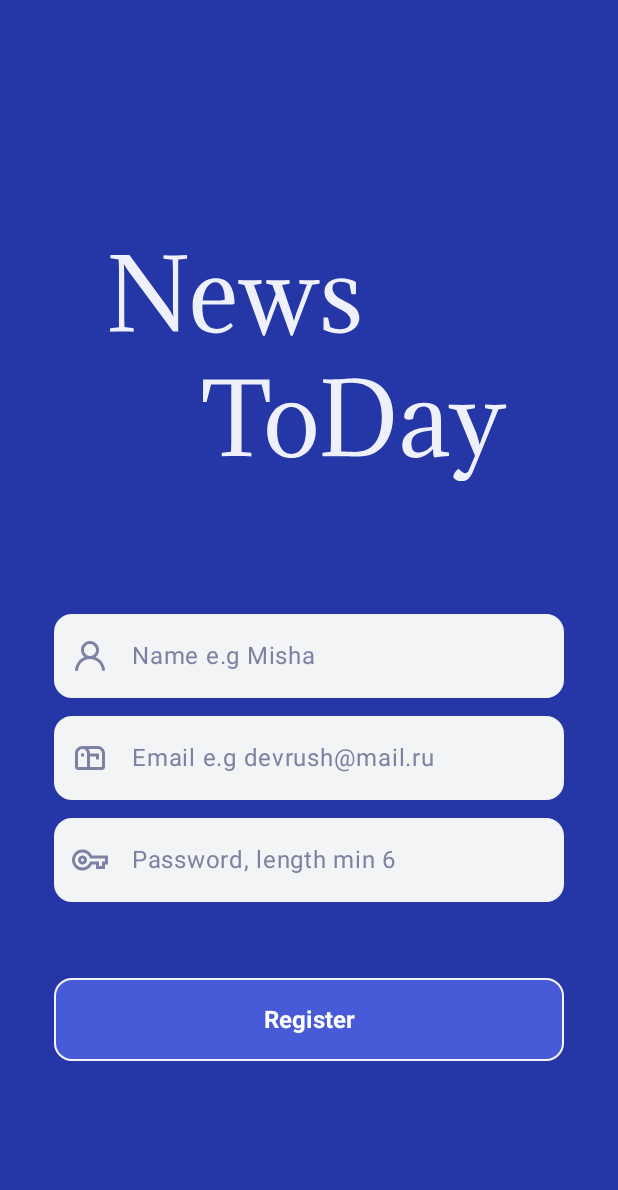
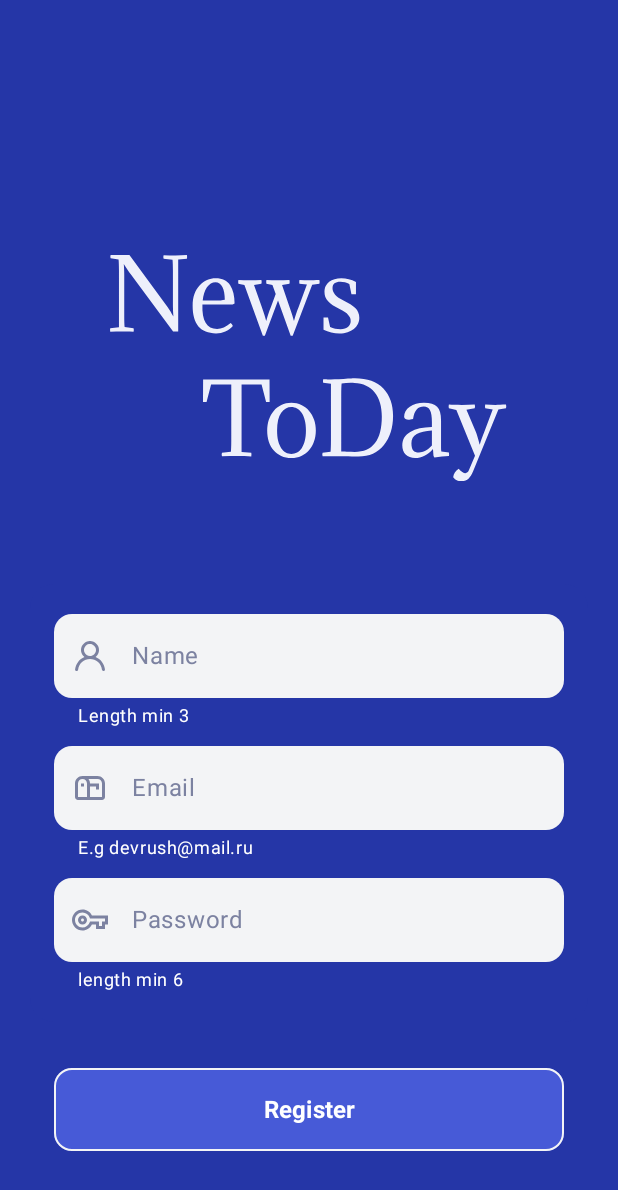
Before and after one commit to MichaelPNZ/NewsToDay, an Android app built with Jetpack Compose: the screen it shows after launch (MainActivity), after a tap on "Create here", on a phone screen of 412 x 824 dp. Shown: the top 1190 px of the screen. Run offline under Robolectric (Android 15) with nearby library versions, the phone set to English and light mode, and no system bars; our stand-ins replace Dagger/Hilt's generated code, Firebase (no records; nobody signed in at launch, a user with empty details on screens opened directly), Room's generated code; Roboto replaces fonts that are not available here.

Commit message:
пофиксил проверку на регистрацию

```diff
--- a/app/src/main/java/com/example/newstoday/presentation/theme/login_screen/LoginScreen.kt
+++ b/app/src/main/java/com/example/newstoday/presentation/theme/login_screen/LoginScreen.kt
@@ -16,6 +16,7 @@ import androidx.compose.foundation.layout.offset
 import androidx.compose.foundation.layout.padding
 import androidx.compose.foundation.layout.wrapContentSize
 import androidx.compose.foundation.shape.RoundedCornerShape
+import androidx.compose.foundation.text.KeyboardActions
 import androidx.compose.material.icons.Icons
 import androidx.compose.material.icons.filled.Info
 import androidx.compose.material3.Button
@@ -306,14 +307,15 @@ fun Register(
     ) {
         OutlinedTextField(
             value = nameQuery,
-            onValueChange = { nameQuery = it
-                isErrorName = nameQuery.isNotEmpty() && nameQuery.first().isLowerCase()
+            onValueChange = {
+                nameQuery = it
+                isErrorName = isValidLogin(nameQuery)
             },
             singleLine = true,
             modifier = Modifier
                 .fillMaxWidth(),
             shape = RoundedCornerShape(12.dp),
-            placeholder = { Text("Name e.g Misha", color = GreyPrimary) },
+            placeholder = { Text("Name", color = GreyPrimary) },
             leadingIcon = {
                 Icon(
                     painter = painterResource(R.drawable.person_icon), "",
@@ -326,6 +328,14 @@ fun Register(
 
             },
             isError = isErrorName,
+            supportingText = {
+                if (!isErrorName) {
+                    Text("Length min 3", color = Color.White)
+                } else {
+                    Text("Enter a valid name")
+                }
+            },
+
             colors = OutlinedTextFieldDefaults.colors(
                 focusedContainerColor = GreyLighter,
                 unfocusedContainerColor = GreyLighter,
@@ -340,13 +350,13 @@ fun Register(
             value = loginQuery,
             onValueChange = {
                 loginQuery = it
-                isErrorEmail = false
+                isErrorEmail = isValidEmail(loginQuery)
             },
             singleLine = true,
             modifier = Modifier
                 .fillMaxWidth(),
             shape = RoundedCornerShape(12.dp),
-            placeholder = { Text("Email e.g devrush@mail.ru ", color = GreyPrimary) },
+            placeholder = { Text("Email ", color = GreyPrimary) },
             leadingIcon = {
                 Icon(
                     painter = painterResource(R.drawable.icons8_mailbox), "",
@@ -359,11 +369,18 @@ fun Register(
 
             },
             isError = isErrorEmail,
+            supportingText = {
+                if (!isErrorEmail) {
+                    Text("E.g devrush@mail.ru", color = Color.White)
+                } else {
+                    Text("Enter a valid Email")
+                }
+            },
             colors = OutlinedTextFieldDefaults.colors(
                 focusedContainerColor = GreyLighter,
                 unfocusedContainerColor = GreyLighter,
                 disabledContainerColor = GreyLighter,
-                errorContainerColor = Color.Transparent,
+                errorContainerColor = MaterialTheme.colorScheme.errorContainer,
                 focusedBorderColor = Color.Transparent,
                 unfocusedBorderColor = Color.Transparent,
             )
@@ -373,13 +390,13 @@ fun Register(
             value = passwordQuery,
             onValueChange = {
                 passwordQuery = it
-                isErrorPassword = false
+                isErrorPassword = isValidPassword(passwordQuery)
             },
             singleLine = true,
             modifier = Modifier
                 .fillMaxWidth(),
             shape = RoundedCornerShape(12.dp),
-            placeholder = { Text("Password, length min 6", color = GreyPrimary) },
+            placeholder = { Text("Password", color = GreyPrimary) },
             leadingIcon = {
                 Icon(
                     painter = painterResource(R.drawable.icons8_key), "",
@@ -391,11 +408,18 @@ fun Register(
                     Icon(Icons.Filled.Info, "Error", tint = MaterialTheme.colorScheme.error)
             },
             isError = isErrorPassword,
+            supportingText = {
+                if (!isErrorPassword) {
+                    Text("length min 6", color = Color.White)
+                } else {
+                    Text("Enter a valid password")
+                }
+            },
             colors = OutlinedTextFieldDefaults.colors(
                 focusedContainerColor = GreyLighter,
                 unfocusedContainerColor = GreyLighter,
                 disabledContainerColor = GreyLighter,
-                errorContainerColor = Color.Transparent,
+                errorContainerColor = MaterialTheme.colorScheme.errorContainer,
                 focusedBorderColor = Color.Transparent,
                 unfocusedBorderColor = Color.Transparent,
             )
@@ -409,13 +433,11 @@ fun Register(
             .padding(horizontal = 16.dp),
         onClick = {
             loginScreenViewModel.viewModelScope.launch {
-                if (isValidLogin(nameQuery)) {
-                    isErrorName = true
-                } else if (isValidEmail(loginQuery)) {
-                    isErrorEmail = true
-                } else if (isValidPassword(passwordQuery)) {
-                    isErrorPassword = true
-                } else if (!loginScreenViewModel.checkUser(loginQuery, passwordQuery)) {
+                if (!loginScreenViewModel.checkUser(
+                        loginQuery,
+                        passwordQuery
+                    ) && !isErrorName && !isErrorEmail && !isErrorPassword
+                ) {
                     loginScreenViewModel.saveUser(nameQuery, loginQuery, passwordQuery)
                     navigateToOnboarding()
                 } else {
@@ -455,7 +477,7 @@ fun isValidLogin(text: String): Boolean {
 }
 
 fun isValidEmail(text: String): Boolean {
-    return text.isEmpty()|| !text.contains("@").and(text.endsWith(".ru") || text.endsWith(".com"))
+    return text.isEmpty() || !text.contains("@").and(text.endsWith(".ru") || text.endsWith(".com"))
 }
 
 
```
